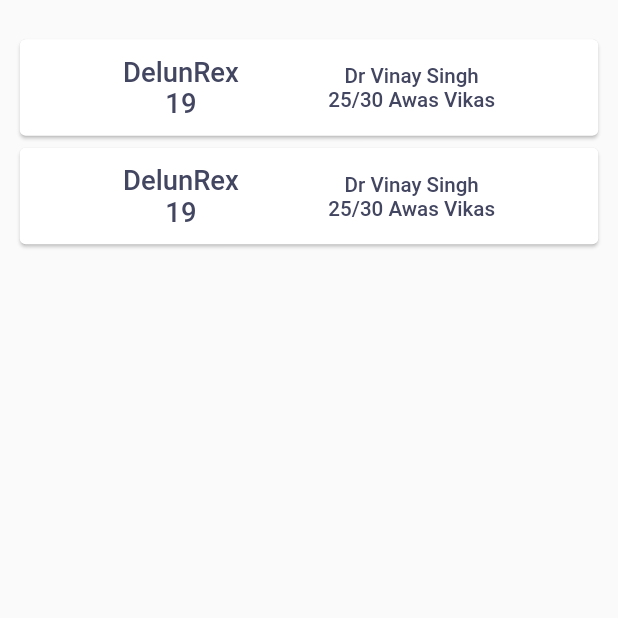
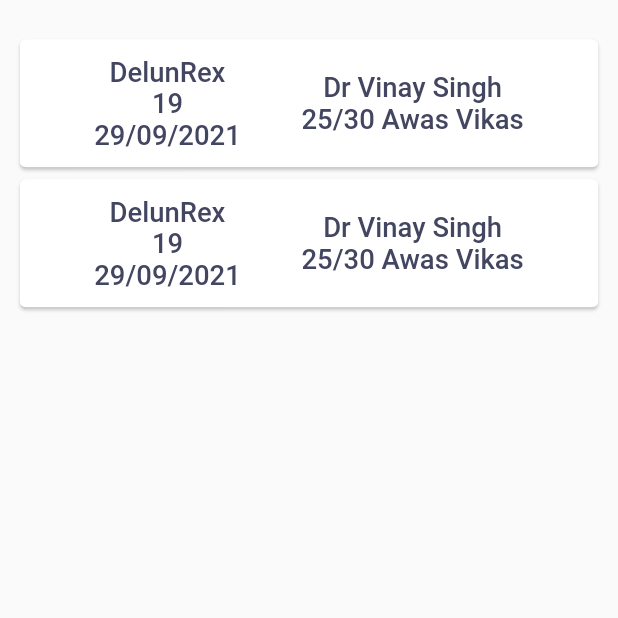
Before and after one commit to aman-singh7/borderhacks_client, a Flutter app: the MyAppointmentView screen opened directly, on a phone screen of 412 x 824 dp, the top half of it. Run offline on Flutter 3.47's test engine with Material 2 defaults, Android fonts, the phone set to English and light mode, and no system bars; our stand-ins replace cloud_firestore, firebase_auth, firebase_core, flutter_screenutil, get, get_it and 1 more; accounts and stored records are empty.

Commit message:
ptch:add appointment date

```diff
--- a/lib/models/patient_model.dart
+++ b/lib/models/patient_model.dart
@@ -1,7 +1,8 @@
 class Patient {
-  String clinicAddress, doctorName, patientName, patientAge;
+  String appointmentDate, clinicAddress, doctorName, patientName, patientAge;
 
   Patient({
+    required this.appointmentDate,
     required this.clinicAddress,
     required this.doctorName,
     required this.patientName,
--- a/lib/ui/components/appointments_tile.dart
+++ b/lib/ui/components/appointments_tile.dart
@@ -39,6 +39,14 @@ class AppointmentTile extends StatelessWidget {
                     color: AppTheme.darkerBlue,
                   ),
                 ),
+                Text(
+                  patient.appointmentDate,
+                  style: AppTheme.h3.copyWith(
+                    fontFamily: 'Roboto',
+                    fontWeight: FontWeight.w500,
+                    color: AppTheme.darkerBlue,
+                  ),
+                ),
               ],
             ),
             Column(
@@ -46,8 +54,7 @@ class AppointmentTile extends StatelessWidget {
               children: [
                 Text(
                   patient.doctorName,
-                  style: AppTheme.h4.copyWith(
-                    fontSize: 12.sp,
+                  style: AppTheme.h3.copyWith(
                     fontFamily: 'Roboto',
                     fontWeight: FontWeight.w500,
                     color: AppTheme.darkerBlue,
@@ -55,8 +62,7 @@ class AppointmentTile extends StatelessWidget {
                 ),
                 Text(
                   patient.clinicAddress,
-                  style: AppTheme.h4.copyWith(
-                    fontSize: 12.sp,
+                  style: AppTheme.h3.copyWith(
                     fontFamily: 'Roboto',
                     fontWeight: FontWeight.w500,
                     color: AppTheme.darkerBlue,
--- a/lib/viewmodels/myappointment_viewmodel.dart
+++ b/lib/viewmodels/myappointment_viewmodel.dart
@@ -4,6 +4,7 @@ import 'package:borderhacks_client/viewmodels/base_viewmodel.dart';
 class MyAppointmentViewModel extends BaseViewModel {
   Patient getDummyData() {
     return Patient(
+      appointmentDate: '29/09/2021',
       clinicAddress: '25/30 Awas Vikas',
       doctorName: 'Dr Vinay Singh',
       patientName: 'DelunRex',
```
